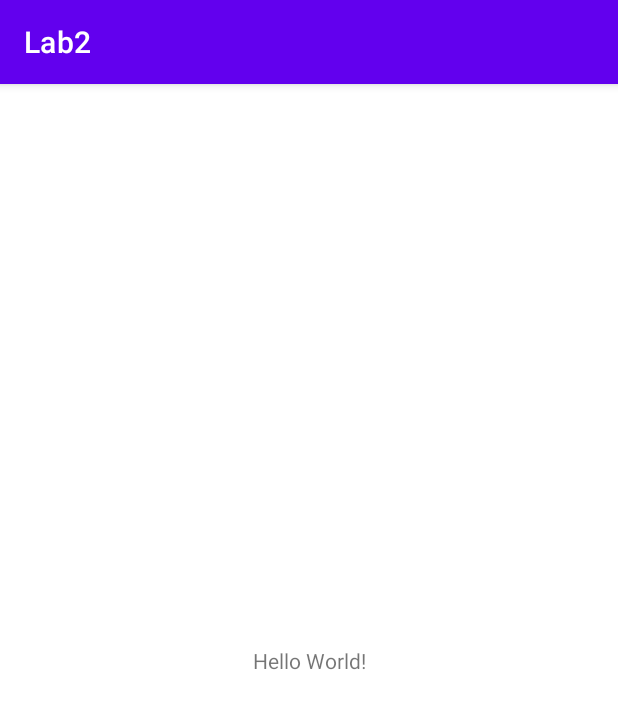
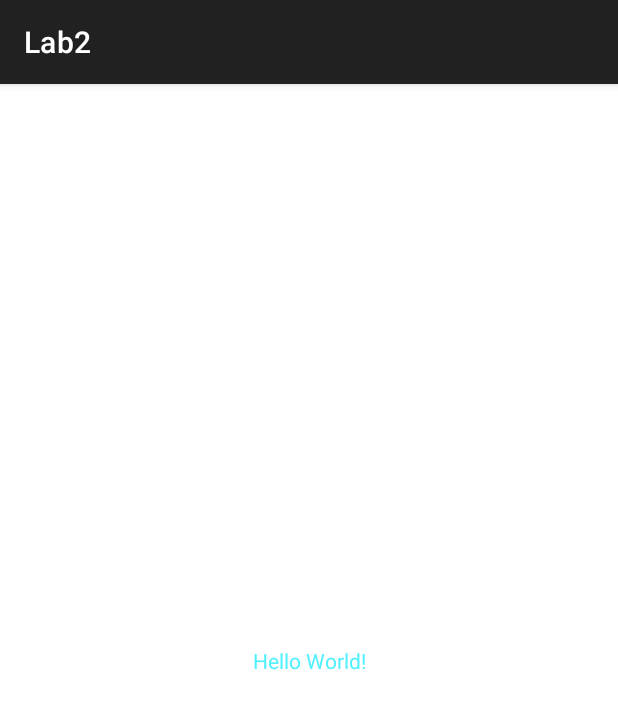
Before and after one commit to emiliodutra/Lab2, an Android app: the screen it shows after launch (MainActivity), on a phone screen of 412 x 824 dp. Shown: the top 709 px of the screen. Run offline under Robolectric (Android 15) with nearby library versions, the phone set to English and light mode, and no system bars.

Commit message:
Second commit: Changed the icon and apps colours

```diff
--- a/app/src/main/AndroidManifest.xml
+++ b/app/src/main/AndroidManifest.xml
@@ -6,7 +6,7 @@
         android:allowBackup="true"
         android:dataExtractionRules="@xml/data_extraction_rules"
         android:fullBackupContent="@xml/backup_rules"
-        android:icon="@mipmap/ic_launcher"
+        android:icon="@drawable/app_icon"
         android:label="@string/app_name"
         android:roundIcon="@mipmap/ic_launcher_round"
         android:supportsRtl="true"
--- a/app/src/main/res/values-night/themes.xml
+++ /dev/null
@@ -1,16 +0,0 @@
-<resources xmlns:tools="http://schemas.android.com/tools">
-    <!-- Base application theme. -->
-    <style name="Theme.Lab2" parent="Theme.MaterialComponents.DayNight.DarkActionBar">
-        <!-- Primary brand color. -->
-        <item name="colorPrimary">@color/purple_200</item>
-        <item name="colorPrimaryVariant">@color/purple_700</item>
-        <item name="colorOnPrimary">@color/black</item>
-        <!-- Secondary brand color. -->
-        <item name="colorSecondary">@color/teal_200</item>
-        <item name="colorSecondaryVariant">@color/teal_200</item>
-        <item name="colorOnSecondary">@color/black</item>
-        <!-- Status bar color. -->
-        <item name="android:statusBarColor">?attr/colorPrimaryVariant</item>
-        <!-- Customize your theme here. -->
-    </style>
-</resources>
--- a/app/src/main/res/values/colors.xml
+++ b/app/src/main/res/values/colors.xml
@@ -1,10 +1,8 @@
 <?xml version="1.0" encoding="utf-8"?>
 <resources>
-    <color name="purple_200">#FFBB86FC</color>
-    <color name="purple_500">#FF6200EE</color>
-    <color name="purple_700">#FF3700B3</color>
-    <color name="teal_200">#FF03DAC5</color>
-    <color name="teal_700">#FF018786</color>
+    <color name="my_primary">#52F0FF</color>
+    <color name="my_secondary">#FFEF60</color>
+    <color name="my_statusbar">#F280FF</color>
     <color name="black">#FF000000</color>
     <color name="white">#FFFFFFFF</color>
 </resources>
--- a/app/src/main/res/values/themes.xml
+++ b/app/src/main/res/values/themes.xml
@@ -2,15 +2,15 @@
     <!-- Base application theme. -->
     <style name="Theme.Lab2" parent="Theme.MaterialComponents.DayNight.DarkActionBar">
         <!-- Primary brand color. -->
-        <item name="colorPrimary">@color/purple_500</item>
-        <item name="colorPrimaryVariant">@color/purple_700</item>
+        <item name="android:textColor">@color/my_primary</item>
+        <item name="colorPrimaryVariant">#85FF81</item>
         <item name="colorOnPrimary">@color/white</item>
         <!-- Secondary brand color. -->
-        <item name="colorSecondary">@color/teal_200</item>
-        <item name="colorSecondaryVariant">@color/teal_700</item>
+        <item name="colorSecondary">#FFF879</item>
+        <item name="colorSecondaryVariant">#FF6A6A</item>
         <item name="colorOnSecondary">@color/black</item>
         <!-- Status bar color. -->
-        <item name="android:statusBarColor">?attr/colorPrimaryVariant</item>
+        <item name="android:statusBarColor">@color/my_secondary</item>
         <!-- Customize your theme here. -->
     </style>
 </resources>
```
Also changed, not shown: app/src/main/res/drawable/app_icon.png (added).
